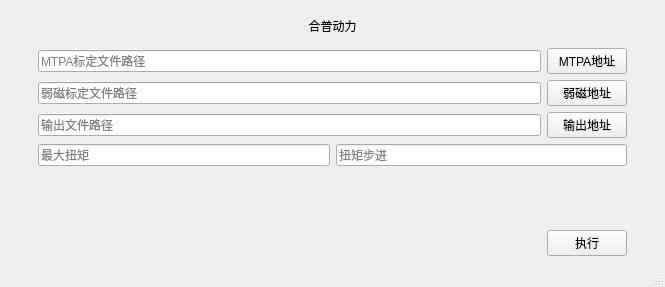
Old version of the form csvbatchfileforqt.ui in the repository BombSky/CSVBatchFileForQt.
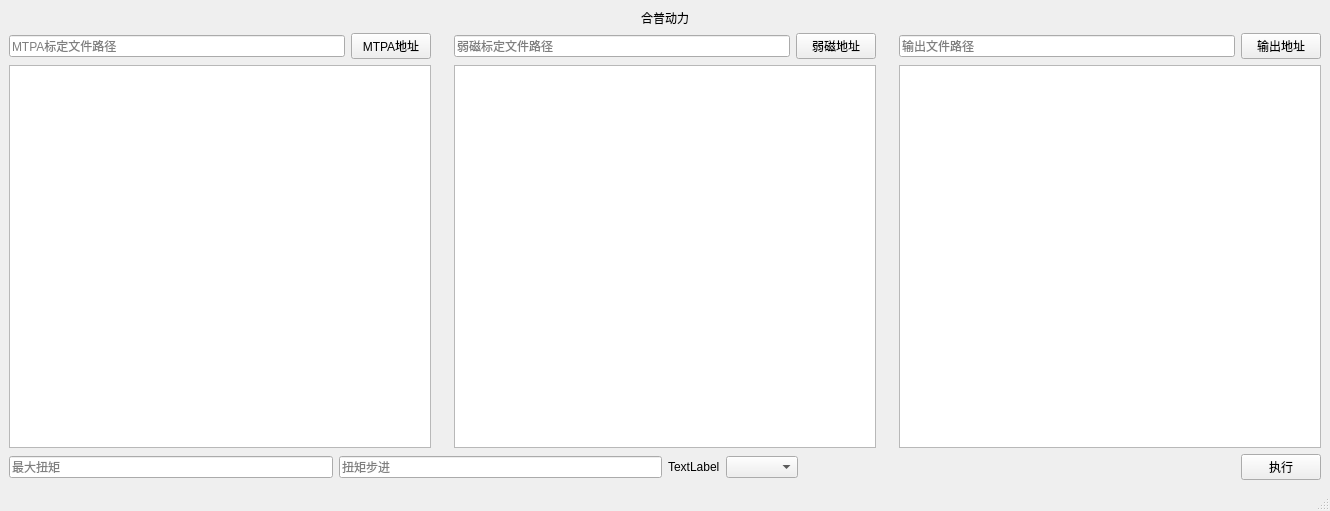
New version of the form.

What changed in the file:
```diff
--- a/csvbatchfileforqt.ui
+++ b/csvbatchfileforqt.ui
@@ -6,30 +6,15 @@
    <rect>
     <x>0</x>
     <y>0</y>
-    <width>665</width>
-    <height>287</height>
+    <width>1330</width>
+    <height>511</height>
    </rect>
   </property>
   <property name="windowTitle">
    <string>CSVBatchFileForQt</string>
   </property>
   <widget class="QWidget" name="centralwidget">
-   <layout class="QHBoxLayout" name="horizontalLayout_6" stretch="1,20,1">
-    <item>
-     <spacer name="horizontalSpacer_2">
-      <property name="orientation">
-       <enum>Qt::Horizontal</enum>
-      </property>
-      <property name="sizeHint" stdset="0">
-       <size>
-        <width>40</width>
-        <height>20</height>
-       </size>
-      </property>
-     </spacer>
-    </item>
-    <item>
-     <layout class="QVBoxLayout" name="verticalLayout" stretch="10,10,10,10,10,18,10">
+   <layout class="QVBoxLayout" name="verticalLayout_4">
       <item>
        <widget class="QLabel" name="LB_HPText">
         <property name="text">
@@ -44,6 +29,10 @@
        </widget>
       </item>
       <item>
+     <layout class="QHBoxLayout" name="horizontalLayout_7" stretch="24,1,24,1,24">
+      <item>
+       <layout class="QVBoxLayout" name="verticalLayout">
+        <item>
        <layout class="QHBoxLayout" name="horizontalLayout_2">
         <item>
          <widget class="QLineEdit" name="LE_MTPAAddress">
@@ -62,6 +51,26 @@
        </layout>
       </item>
       <item>
+         <widget class="QTableView" name="TBV_MTPA"/>
+        </item>
+       </layout>
+      </item>
+      <item>
+       <spacer name="horizontalSpacer_2">
+        <property name="orientation">
+         <enum>Qt::Horizontal</enum>
+        </property>
+        <property name="sizeHint" stdset="0">
+         <size>
+          <width>40</width>
+          <height>20</height>
+         </size>
+        </property>
+       </spacer>
+      </item>
+      <item>
+       <layout class="QVBoxLayout" name="verticalLayout_2">
+        <item>
        <layout class="QHBoxLayout" name="horizontalLayout_3">
         <item>
          <widget class="QLineEdit" name="LE_PutInText">
@@ -80,6 +89,26 @@
        </layout>
       </item>
       <item>
+         <widget class="QTableView" name="TBV_WM"/>
+        </item>
+       </layout>
+      </item>
+      <item>
+       <spacer name="horizontalSpacer_3">
+        <property name="orientation">
+         <enum>Qt::Horizontal</enum>
+        </property>
+        <property name="sizeHint" stdset="0">
+         <size>
+          <width>40</width>
+          <height>20</height>
+         </size>
+        </property>
+       </spacer>
+      </item>
+      <item>
+       <layout class="QVBoxLayout" name="verticalLayout_3">
+        <item>
        <layout class="QHBoxLayout" name="horizontalLayout_4">
         <item>
          <widget class="QLineEdit" name="LE_PutOutText">
@@ -98,6 +127,15 @@
        </layout>
       </item>
       <item>
+         <widget class="QTableView" name="TBV_PutOut"/>
+        </item>
+       </layout>
+      </item>
+     </layout>
+    </item>
+    <item>
+     <layout class="QHBoxLayout" name="horizontalLayout_6">
+      <item>
        <layout class="QHBoxLayout" name="horizontalLayout">
         <item>
          <widget class="QLineEdit" name="LE_MaxTorque">
@@ -116,20 +154,17 @@
        </layout>
       </item>
       <item>
-       <spacer name="verticalSpacer">
-        <property name="orientation">
-         <enum>Qt::Vertical</enum>
-        </property>
-        <property name="sizeHint" stdset="0">
-         <size>
-          <width>20</width>
-          <height>40</height>
-         </size>
-        </property>
-       </spacer>
+       <layout class="QHBoxLayout" name="horizontalLayout_5" stretch="0,1,8,1">
+        <item>
+         <widget class="QLabel" name="label">
+          <property name="text">
+           <string>TextLabel</string>
+          </property>
+         </widget>
       </item>
       <item>
-       <layout class="QHBoxLayout" name="horizontalLayout_5">
+         <widget class="QComboBox" name="comboBox"/>
+        </item>
         <item>
          <spacer name="horizontalSpacer">
           <property name="orientation">
@@ -154,19 +189,6 @@
       </item>
      </layout>
     </item>
-    <item>
-     <spacer name="horizontalSpacer_3">
-      <property name="orientation">
-       <enum>Qt::Horizontal</enum>
-      </property>
-      <property name="sizeHint" stdset="0">
-       <size>
-        <width>40</width>
-        <height>20</height>
-       </size>
-      </property>
-     </spacer>
-    </item>
    </layout>
   </widget>
   <widget class="QStatusBar" name="statusbar">
```
Lines whose indentation alone changed are shown as unchanged.
